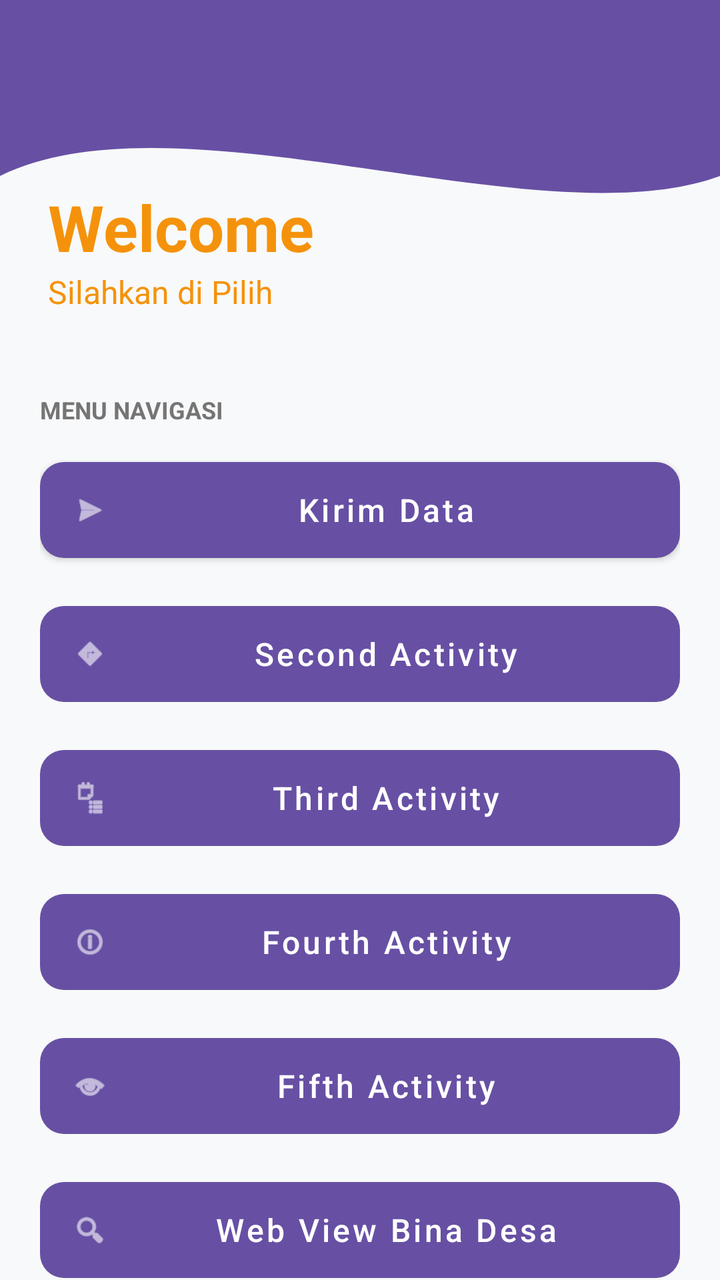
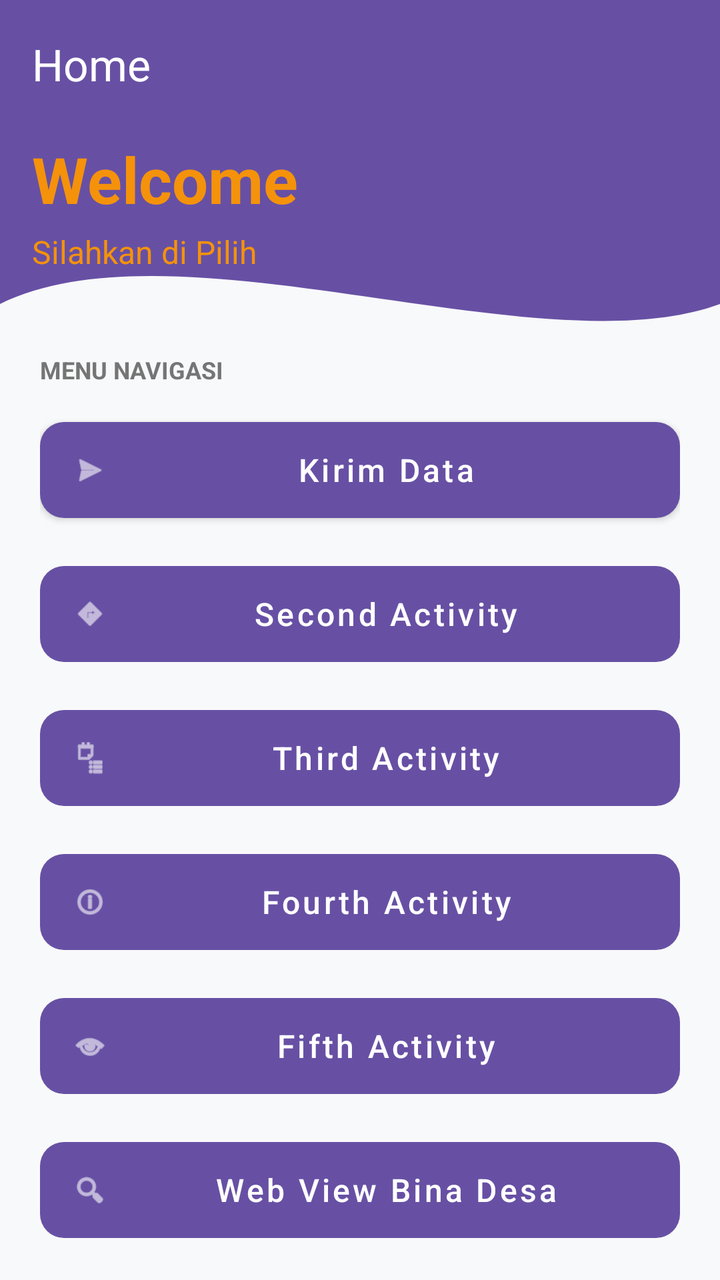

Screens rendered from an Android XML layout before and after an edit, with the pre-edit source and the edit as a unified diff.
<!-- AndroidManifest.xml: application theme Theme.IdoApps -->
<!-- res/layout/fragment_home.xml -->
<?xml version="1.0" encoding="utf-8"?>
<androidx.constraintlayout.widget.ConstraintLayout xmlns:android="http://schemas.android.com/apk/res/android"
    xmlns:app="http://schemas.android.com/apk/res-auto"
    xmlns:tools="http://schemas.android.com/tools"
    android:layout_width="match_parent"
    android:layout_height="match_parent"
    android:background="#F8F9FA"
    tools:context=".Home.HomeFragment">

    <View
        android:id="@+id/background_header"
        android:layout_width="0dp"
        android:layout_height="220dp"
        android:background="@drawable/bg_header_wave"
        app:layout_constraintEnd_toEndOf="parent"
        app:layout_constraintStart_toStartOf="parent"
        app:layout_constraintTop_toTopOf="parent" />

    <TextView
        android:id="@+id/tvWelcome"
        android:layout_width="wrap_content"
        android:layout_height="wrap_content"
        android:layout_marginStart="24dp"
        android:layout_marginTop="92dp"
        android:text="Welcome"
        android:textColor="@color/yellow_primer"
        android:textSize="32sp"
        android:textStyle="bold"
        app:layout_constraintStart_toStartOf="parent"
        app:layout_constraintTop_toTopOf="parent" />

    <TextView
        android:id="@+id/tvSubtitle"
        android:layout_width="wrap_content"
        android:layout_height="wrap_content"
        android:text="Silahkan di Pilih"
        android:textColor="@color/yellow_primer"
        android:textSize="16sp"
        app:layout_constraintStart_toStartOf="@+id/tvWelcome"
        app:layout_constraintTop_toBottomOf="@+id/tvWelcome" />

    <androidx.core.widget.NestedScrollView
        android:layout_width="match_parent"
        android:layout_height="0dp"
        android:layout_marginTop="20dp"
        app:layout_constraintBottom_toBottomOf="parent"
        app:layout_constraintTop_toBottomOf="@+id/tvSubtitle">

        <LinearLayout
            android:layout_width="match_parent"
            android:layout_height="wrap_content"
            android:orientation="vertical"
            android:padding="20dp">

            
            <TextView
                android:layout_width="wrap_content"
                android:layout_height="wrap_content"
                android:layout_marginBottom="12dp"
                android:text="Menu Navigasi"
                android:textAllCaps="true"
                android:textColor="#757575"
                android:textSize="12sp"
                android:textStyle="bold" />

            <com.google.android.material.button.MaterialButton
                android:id="@+id/button"
                style="@style/Widget.MaterialComponents.Button"
                android:layout_width="match_parent"
                android:layout_height="60dp"
                android:layout_marginBottom="12dp"
                android:text="Kirim Data"
                android:textAllCaps="false"
                android:textSize="16sp"
                app:cornerRadius="12dp"
                app:icon="@android:drawable/ic_menu_send" />

            <com.google.android.material.button.MaterialButton
                android:id="@+id/btnToSecond"
                style="@style/Widget.MaterialComponents.Button.UnelevatedButton"
                android:layout_width="match_parent"
                android:layout_height="60dp"
                android:layout_marginBottom="12dp"
                android:text="Second Activity"
                android:textAllCaps="false"
                android:textSize="16sp"
                app:cornerRadius="12dp"
                app:icon="@android:drawable/ic_menu_directions" />

            <com.google.android.material.button.MaterialButton
                android:id="@+id/btnToThird"
                style="@style/Widget.MaterialComponents.Button.UnelevatedButton"
                android:layout_width="match_parent"
                android:layout_height="60dp"
                android:layout_marginBottom="12dp"
                android:text="Third Activity"
                android:textAllCaps="false"
                android:textSize="16sp"
                app:cornerRadius="12dp"
                app:icon="@android:drawable/ic_menu_agenda" />

            <com.google.android.material.button.MaterialButton
                android:id="@+id/btnToFourth"
                style="@style/Widget.MaterialComponents.Button.UnelevatedButton"
                android:layout_width="match_parent"
                android:layout_height="60dp"
                android:layout_marginBottom="12dp"
                android:text="Fourth Activity"
                android:textAllCaps="false"
                android:textSize="16sp"
                app:cornerRadius="12dp"
                app:icon="@android:drawable/ic_menu_info_details" />

            <com.google.android.material.button.MaterialButton
                android:id="@+id/btnToFifth"
                style="@style/Widget.MaterialComponents.Button.UnelevatedButton"
                android:layout_width="match_parent"
                android:layout_height="60dp"
                android:layout_marginBottom="12dp"
                android:text="Fifth Activity"
                android:textAllCaps="false"
                android:textSize="16sp"
                app:cornerRadius="12dp"
                app:icon="@android:drawable/ic_menu_view" />

            <com.google.android.material.button.MaterialButton
                android:id="@+id/btnWebView"
                style="@style/Widget.MaterialComponents.Button.UnelevatedButton"
                android:layout_width="match_parent"
                android:layout_height="60dp"
                android:layout_marginBottom="12dp"
                android:text="Web View Bina Desa"
                android:textAllCaps="false"
                android:textSize="16sp"
                app:cornerRadius="12dp"
                app:icon="@android:drawable/ic_menu_search" />

            <com.google.android.material.button.MaterialButton
                android:id="@+id/btnToSeven"
                style="@style/Widget.MaterialComponents.Button.UnelevatedButton"
                android:layout_width="match_parent"
                android:layout_height="60dp"
                android:layout_marginBottom="24dp"
                android:text="Seven Activity"
                android:textAllCaps="false"
                android:textSize="16sp"
                app:cornerRadius="12dp"
                app:icon="@android:drawable/ic_menu_manage" />

            <com.google.android.material.button.MaterialButton
                android:id="@+id/btnToNinth"
                style="@style/Widget.MaterialComponents.Button.UnelevatedButton"
                android:layout_width="match_parent"
                android:layout_height="60dp"
                android:layout_marginBottom="24dp"
                android:text="Ninth Activity"
                android:textAllCaps="false"
                android:textSize="16sp"
                app:cornerRadius="12dp"
                app:icon="@android:drawable/ic_menu_manage" />

            
            <com.google.android.material.button.MaterialButton
                android:id="@+id/btnLogout"
                style="@style/Widget.MaterialComponents.Button.OutlinedButton"
                android:layout_width="match_parent"
                android:layout_height="60dp"
                android:text="Keluar Aplikasi"
                android:textAllCaps="false"
                android:textColor="#D32F2F"
                android:textSize="16sp"
                app:cornerRadius="12dp"
                app:icon="@android:drawable/ic_lock_power_off"
                app:iconTint="#D32F2F"
                app:strokeColor="#D32F2F" />

        </LinearLayout>
    </androidx.core.widget.NestedScrollView>

</androidx.constraintlayout.widget.ConstraintLayout>
<!-- resources referenced by this layout -->
<resources>
  <color name="yellow_primer">#F5920B</color>
  <!-- drawable bg_header_wave (drawable) -->
  <vector xmlns:android="http://schemas.android.com/apk/res/android"
      android:width="100dp"
      android:height="100dp"
      android:viewportWidth="100"
      android:viewportHeight="100">
  
      
      <path
          android:fillColor="?attr/colorPrimary"
          android:pathData="
              M0,0
              L100,0
              L100,40
              C 75,55
                25,20
                0,40
              Z" />
  </vector>
  <style name="Theme.IdoApps" parent="Base.Theme.IdoApps" />
  <style name="Base.Theme.IdoApps" parent="Theme.Material3.DayNight.NoActionBar">
          
          
      </style>
</resources>

<!-- the commit's change to res/layout/fragment_home.xml (unified diff, before → after) -->
@@ -1,5 +1,5 @@
 <?xml version="1.0" encoding="utf-8"?>
-<androidx.constraintlayout.widget.ConstraintLayout xmlns:android="http://schemas.android.com/apk/res/android"
+<androidx.coordinatorlayout.widget.CoordinatorLayout xmlns:android="http://schemas.android.com/apk/res/android"
     xmlns:app="http://schemas.android.com/apk/res-auto"
     xmlns:tools="http://schemas.android.com/tools"
     android:layout_width="match_parent"
@@ -7,174 +7,198 @@
     android:background="#F8F9FA"
     tools:context=".Home.HomeFragment">
 
-    <View
-        android:id="@+id/background_header"
-        android:layout_width="0dp"
-        android:layout_height="220dp"
-        android:background="@drawable/bg_header_wave"
-        app:layout_constraintEnd_toEndOf="parent"
-        app:layout_constraintStart_toStartOf="parent"
-        app:layout_constraintTop_toTopOf="parent" />
-
-    <TextView
-        android:id="@+id/tvWelcome"
-        android:layout_width="wrap_content"
+    <com.google.android.material.appbar.AppBarLayout
+        android:layout_width="match_parent"
         android:layout_height="wrap_content"
-        android:layout_marginStart="24dp"
-        android:layout_marginTop="92dp"
-        android:text="Welcome"
-        android:textColor="@color/yellow_primer"
-        android:textSize="32sp"
-        android:textStyle="bold"
-        app:layout_constraintStart_toStartOf="parent"
-        app:layout_constraintTop_toTopOf="parent" />
-
-    <TextView
-        android:id="@+id/tvSubtitle"
-        android:layout_width="wrap_content"
-        android:layout_height="wrap_content"
-        android:text="Silahkan di Pilih"
-        android:textColor="@color/yellow_primer"
-        android:textSize="16sp"
-        app:layout_constraintStart_toStartOf="@+id/tvWelcome"
-        app:layout_constraintTop_toBottomOf="@+id/tvWelcome" />
-
-    <androidx.core.widget.NestedScrollView
+        android:background="@android:color/transparent"
+        app:elevation="0dp">
+
+        <androidx.appcompat.widget.Toolbar
+            android:id="@+id/toolbar"
+            android:layout_width="match_parent"
+            android:layout_height="?attr/actionBarSize"
+            android:background="?attr/colorPrimary"
+            app:layout_scrollFlags="scroll|enterAlways"
+            app:title="Home"
+            app:titleTextColor="@android:color/white" />
+    </com.google.android.material.appbar.AppBarLayout>
+
+    <androidx.constraintlayout.widget.ConstraintLayout
         android:layout_width="match_parent"
-        android:layout_height="0dp"
-        android:layout_marginTop="20dp"
-        app:layout_constraintBottom_toBottomOf="parent"
-        app:layout_constraintTop_toBottomOf="@+id/tvSubtitle">
-
-        <LinearLayout
+        android:layout_height="match_parent"
+        app:layout_behavior="@string/appbar_scrolling_view_behavior">
+
+        <View
+            android:id="@+id/background_header"
+            android:layout_width="0dp"
+            android:layout_height="220dp"
+            android:background="@drawable/bg_header_wave"
+            app:layout_constraintEnd_toEndOf="parent"
+            app:layout_constraintStart_toStartOf="parent"
+            app:layout_constraintTop_toTopOf="parent" />
+
+        <TextView
+            android:id="@+id/tvWelcome"
+            android:layout_width="wrap_content"
+            android:layout_height="wrap_content"
+            android:layout_marginStart="16dp"
+            android:layout_marginTop="4dp"
+            android:text="Welcome"
+            android:textColor="@color/yellow_primer"
+            android:textSize="32sp"
+            android:textStyle="bold"
+            app:layout_constraintStart_toStartOf="parent"
+            app:layout_constraintTop_toTopOf="parent" />
+
+        <TextView
+            android:id="@+id/tvSubtitle"
+            android:layout_width="wrap_content"
+            android:layout_height="wrap_content"
+            android:layout_marginTop="4dp"
+            android:text="Silahkan di Pilih"
+            android:textColor="@color/yellow_primer"
+            android:textSize="16sp"
+            app:layout_constraintStart_toStartOf="@+id/tvWelcome"
+            app:layout_constraintTop_toBottomOf="@+id/tvWelcome" />
+
+        <androidx.core.widget.NestedScrollView
             android:layout_width="match_parent"
-            android:layout_height="wrap_content"
-            android:orientation="vertical"
-            android:padding="20dp">
-
-            
-            <TextView
-                android:layout_width="wrap_content"
+            android:layout_height="0dp"
+            android:layout_marginTop="20dp"
+            app:layout_constraintBottom_toBottomOf="parent"
+            app:layout_constraintTop_toBottomOf="@+id/tvSubtitle">
+
+            <LinearLayout
+                android:layout_width="match_parent"
                 android:layout_height="wrap_content"
-                android:layout_marginBottom="12dp"
-                android:text="Menu Navigasi"
-                android:textAllCaps="true"
-                android:textColor="#757575"
-                android:textSize="12sp"
-                android:textStyle="bold" />
-
-            <com.google.android.material.button.MaterialButton
-                android:id="@+id/button"
-                style="@style/Widget.MaterialComponents.Button"
-                android:layout_width="match_parent"
-                android:layout_height="60dp"
-                android:layout_marginBottom="12dp"
-                android:text="Kirim Data"
-                android:textAllCaps="false"
-                android:textSize="16sp"
-                app:cornerRadius="12dp"
-                app:icon="@android:drawable/ic_menu_send" />
-
-            <com.google.android.material.button.MaterialButton
-                android:id="@+id/btnToSecond"
-                style="@style/Widget.MaterialComponents.Button.UnelevatedButton"
-                android:layout_width="match_parent"
-                android:layout_height="60dp"
-                android:layout_marginBottom="12dp"
-                android:text="Second Activity"
-                android:textAllCaps="false"
-                android:textSize="16sp"
-                app:cornerRadius="12dp"
-                app:icon="@android:drawable/ic_menu_directions" />
-
-            <com.google.android.material.button.MaterialButton
-                android:id="@+id/btnToThird"
-                style="@style/Widget.MaterialComponents.Button.UnelevatedButton"
-                android:layout_width="match_parent"
-                android:layout_height="60dp"
-                android:layout_marginBottom="12dp"
-                android:text="Third Activity"
-                android:textAllCaps="false"
-                android:textSize="16sp"
-                app:cornerRadius="12dp"
-                app:icon="@android:drawable/ic_menu_agenda" />
-
-            <com.google.android.material.button.MaterialButton
-                android:id="@+id/btnToFourth"
-                style="@style/Widget.MaterialComponents.Button.UnelevatedButton"
-                android:layout_width="match_parent"
-                android:layout_height="60dp"
-                android:layout_marginBottom="12dp"
-                android:text="Fourth Activity"
-                android:textAllCaps="false"
-                android:textSize="16sp"
-                app:cornerRadius="12dp"
-                app:icon="@android:drawable/ic_menu_info_details" />
-
-            <com.google.android.material.button.MaterialButton
-                android:id="@+id/btnToFifth"
-                style="@style/Widget.MaterialComponents.Button.UnelevatedButton"
-                android:layout_width="match_parent"
-                android:layout_height="60dp"
-                android:layout_marginBottom="12dp"
-                android:text="Fifth Activity"
-                android:textAllCaps="false"
-                android:textSize="16sp"
-                app:cornerRadius="12dp"
-                app:icon="@android:drawable/ic_menu_view" />
-
-            <com.google.android.material.button.MaterialButton
-                android:id="@+id/btnWebView"
-                style="@style/Widget.MaterialComponents.Button.UnelevatedButton"
-                android:layout_width="match_parent"
-                android:layout_height="60dp"
-                android:layout_marginBottom="12dp"
-                android:text="Web View Bina Desa"
-                android:textAllCaps="false"
-                android:textSize="16sp"
-                app:cornerRadius="12dp"
-                app:icon="@android:drawable/ic_menu_search" />
-
-            <com.google.android.material.button.MaterialButton
-                android:id="@+id/btnToSeven"
-                style="@style/Widget.MaterialComponents.Button.UnelevatedButton"
-                android:layout_width="match_parent"
-                android:layout_height="60dp"
-                android:layout_marginBottom="24dp"
-                android:text="Seven Activity"
-                android:textAllCaps="false"
-                android:textSize="16sp"
-                app:cornerRadius="12dp"
-                app:icon="@android:drawable/ic_menu_manage" />
-
-            <com.google.android.material.button.MaterialButton
-                android:id="@+id/btnToNinth"
-                style="@style/Widget.MaterialComponents.Button.UnelevatedButton"
-                android:layout_width="match_parent"
-                android:layout_height="60dp"
-                android:layout_marginBottom="24dp"
-                android:text="Ninth Activity"
-                android:textAllCaps="false"
-                android:textSize="16sp"
-                app:cornerRadius="12dp"
-                app:icon="@android:drawable/ic_menu_manage" />
-
-            
-            <com.google.android.material.button.MaterialButton
-                android:id="@+id/btnLogout"
-                style="@style/Widget.MaterialComponents.Button.OutlinedButton"
-                android:layout_width="match_parent"
-                android:layout_height="60dp"
-                android:text="Keluar Aplikasi"
-                android:textAllCaps="false"
-                android:textColor="#D32F2F"
-                android:textSize="16sp"
-                app:cornerRadius="12dp"
-                app:icon="@android:drawable/ic_lock_power_off"
-                app:iconTint="#D32F2F"
-                app:strokeColor="#D32F2F" />
-
-        </LinearLayout>
-    </androidx.core.widget.NestedScrollView>
-
-</androidx.constraintlayout.widget.ConstraintLayout>
+                android:orientation="vertical"
+                android:padding="20dp">
+
+                
+                <TextView
+                    android:layout_width="wrap_content"
+                    android:layout_height="wrap_content"
+                    android:layout_marginBottom="12dp"
+                    android:text="Menu Navigasi"
+                    android:textAllCaps="true"
+                    android:textColor="#757575"
+                    android:textSize="12sp"
+                    android:textStyle="bold" />
+
+                <com.google.android.material.button.MaterialButton
+                    android:id="@+id/button"
+                    style="@style/Widget.MaterialComponents.Button"
+                    android:layout_width="match_parent"
+                    android:layout_height="60dp"
+                    android:layout_marginBottom="12dp"
+                    android:text="Kirim Data"
+                    android:textAllCaps="false"
+                    android:textSize="16sp"
+                    app:cornerRadius="12dp"
+                    app:icon="@android:drawable/ic_menu_send" />
+
+                <com.google.android.material.button.MaterialButton
+                    android:id="@+id/btnToSecond"
+                    style="@style/Widget.MaterialComponents.Button.UnelevatedButton"
+                    android:layout_width="match_parent"
+                    android:layout_height="60dp"
+                    android:layout_marginBottom="12dp"
+                    android:text="Second Activity"
+                    android:textAllCaps="false"
+                    android:textSize="16sp"
+                    app:cornerRadius="12dp"
+                    app:icon="@android:drawable/ic_menu_directions" />
+
+                <com.google.android.material.button.MaterialButton
+                    android:id="@+id/btnToThird"
+                    style="@style/Widget.MaterialComponents.Button.UnelevatedButton"
+                    android:layout_width="match_parent"
+                    android:layout_height="60dp"
+                    android:layout_marginBottom="12dp"
+                    android:text="Third Activity"
+                    android:textAllCaps="false"
+                    android:textSize="16sp"
+                    app:cornerRadius="12dp"
+                    app:icon="@android:drawable/ic_menu_agenda" />
+
+                <com.google.android.material.button.MaterialButton
+                    android:id="@+id/btnToFourth"
+                    style="@style/Widget.MaterialComponents.Button.UnelevatedButton"
+                    android:layout_width="match_parent"
+                    android:layout_height="60dp"
+                    android:layout_marginBottom="12dp"
+                    android:text="Fourth Activity"
+                    android:textAllCaps="false"
+                    android:textSize="16sp"
+                    app:cornerRadius="12dp"
+                    app:icon="@android:drawable/ic_menu_info_details" />
+
+                <com.google.android.material.button.MaterialButton
+                    android:id="@+id/btnToFifth"
+                    style="@style/Widget.MaterialComponents.Button.UnelevatedButton"
+                    android:layout_width="match_parent"
+                    android:layout_height="60dp"
+                    android:layout_marginBottom="12dp"
+                    android:text="Fifth Activity"
+                    android:textAllCaps="false"
+                    android:textSize="16sp"
+                    app:cornerRadius="12dp"
+                    app:icon="@android:drawable/ic_menu_view" />
+
+                <com.google.android.material.button.MaterialButton
+                    android:id="@+id/btnWebView"
+                    style="@style/Widget.MaterialComponents.Button.UnelevatedButton"
+                    android:layout_width="match_parent"
+                    android:layout_height="60dp"
+                    android:layout_marginBottom="12dp"
+                    android:text="Web View Bina Desa"
+                    android:textAllCaps="false"
+                    android:textSize="16sp"
+                    app:cornerRadius="12dp"
+                    app:icon="@android:drawable/ic_menu_search" />
+
+                <com.google.android.material.button.MaterialButton
+                    android:id="@+id/btnToSeven"
+                    style="@style/Widget.MaterialComponents.Button.UnelevatedButton"
+                    android:layout_width="match_parent"
+                    android:layout_height="60dp"
+                    android:layout_marginBottom="24dp"
+                    android:text="Seven Activity"
+                    android:textAllCaps="false"
+                    android:textSize="16sp"
+                    app:cornerRadius="12dp"
+                    app:icon="@android:drawable/ic_menu_manage" />
+
+                <com.google.android.material.button.MaterialButton
+                    android:id="@+id/btnToNinth"
+                    style="@style/Widget.MaterialComponents.Button.UnelevatedButton"
+                    android:layout_width="match_parent"
+                    android:layout_height="60dp"
+                    android:layout_marginBottom="24dp"
+                    android:text="Ninth Activity"
+                    android:textAllCaps="false"
+                    android:textSize="16sp"
+                    app:cornerRadius="12dp"
+                    app:icon="@android:drawable/ic_menu_manage" />
+
+                
+                <com.google.android.material.button.MaterialButton
+                    android:id="@+id/btnLogout"
+                    style="@style/Widget.MaterialComponents.Button.OutlinedButton"
+                    android:layout_width="match_parent"
+                    android:layout_height="60dp"
+                    android:text="Keluar Aplikasi"
+                    android:textAllCaps="false"
+                    android:textColor="#D32F2F"
+                    android:textSize="16sp"
+                    app:cornerRadius="12dp"
+                    app:icon="@android:drawable/ic_lock_power_off"
+                    app:iconTint="#D32F2F"
+                    app:strokeColor="#D32F2F" />
+
+            </LinearLayout>
+        </androidx.core.widget.NestedScrollView>
+
+    </androidx.constraintlayout.widget.ConstraintLayout>
+
+</androidx.coordinatorlayout.widget.CoordinatorLayout>
